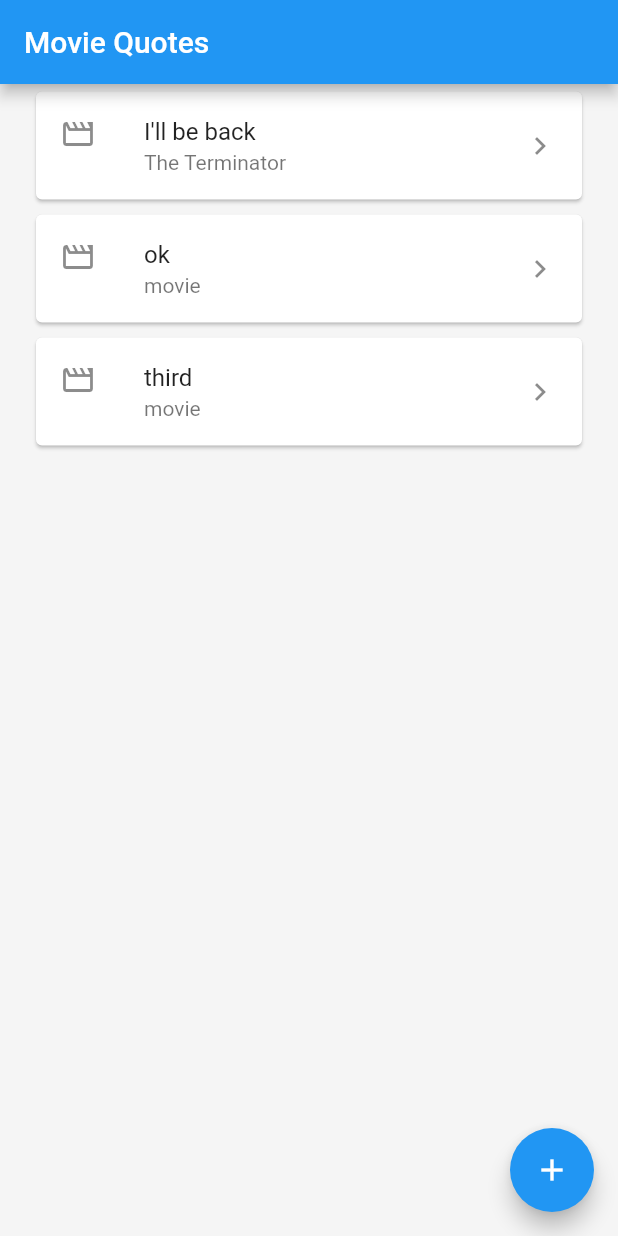
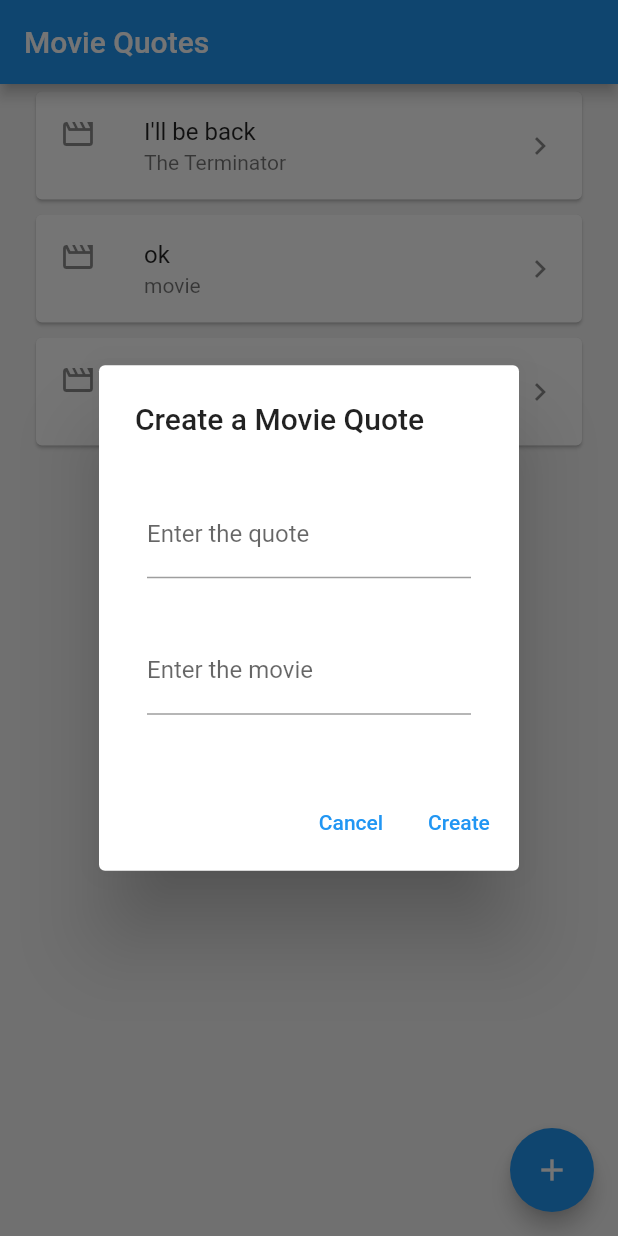
Before and after one commit to rhit-yiny1/movie-quotes, a Flutter app: the screen it shows after launch, after a tap on the "add" icon, on a phone screen of 412 x 824 dp. Run offline on Flutter 3.47's test engine with Material 2 defaults, Android fonts, the phone set to English and light mode, and no system bars.

Commit message:
movie quote page updates

```diff
--- a/movie_quotes/lib/pages/movie_quotes_list_page.dart
+++ b/movie_quotes/lib/pages/movie_quotes_list_page.dart
@@ -11,6 +11,8 @@ class MovieQuoteListPage extends StatefulWidget {
 }
 
 class _MovieQuoteListPage extends State<MovieQuoteListPage> {
+  final movieTextController = TextEditingController();
+  final quoteTextController = TextEditingController();
   final quotes =
       <MovieQuote>[]; // later we will remove this and use the firestore
 
@@ -32,30 +34,103 @@ class _MovieQuoteListPage extends State<MovieQuoteListPage> {
 
   @override
   void dispose() {
-    super.dispose();
+    quoteTextController.dispose();
+    movieTextController.dispose();
   }
 
   @override
   Widget build(BuildContext context) {
+    final List<MovieQuoteRow> movieRows = [];
+    for (MovieQuote mq in quotes) {
+      movieRows.add(MovieQuoteRow(mq: mq));
+    }
+
     return Scaffold(
       appBar: AppBar(
         title: const Text("Movie Quotes"),
       ),
       backgroundColor: Colors.grey[100],
       body: ListView(
-        children: [
-          MovieQuoteRow(mq: quotes[0]),
-          MovieQuoteRow(mq: quotes[1]),
-          MovieQuoteRow(mq: quotes[2]),
-        ],
+        // children: [
+        //   MovieQuoteRow(mq: quotes[0]),
+        //   MovieQuoteRow(mq: quotes[1]),
+        //   MovieQuoteRow(mq: quotes[2]),
+        // ],
+        children: movieRows,
       ),
       floatingActionButton: FloatingActionButton(
         onPressed: () {
-          print("You pressed the fab!");
+          showCreateQuoteDialog(context);
         },
         tooltip: 'Create',
         child: const Icon(Icons.add),
       ),
     );
   }
+
+  Future<void> showCreateQuoteDialog(BuildContext context) {
+    return showDialog<void>(
+      context: context,
+      builder: (BuildContext context) {
+        return AlertDialog(
+          title: const Text('Create a Movie Quote'),
+          content: Column(
+            mainAxisSize: MainAxisSize.min,
+            crossAxisAlignment: CrossAxisAlignment.start,
+            children: <Widget>[
+              Padding(
+                padding:
+                    const EdgeInsets.symmetric(horizontal: 8, vertical: 16),
+                child: TextFormField(
+                  controller: quoteTextController,
+                  decoration: const InputDecoration(
+                    border: UnderlineInputBorder(),
+                    labelText: 'Enter the quote',
+                  ),
+                ),
+              ),
+              Padding(
+                padding:
+                    const EdgeInsets.symmetric(horizontal: 8, vertical: 16),
+                child: TextFormField(
+                  controller: movieTextController,
+                  decoration: const InputDecoration(
+                    border: UnderlineInputBorder(),
+                    labelText: 'Enter the movie',
+                  ),
+                ),
+              ),
+            ],
+          ),
+          actions: <Widget>[
+            TextButton(
+              style: TextButton.styleFrom(
+                textStyle: Theme.of(context).textTheme.labelLarge,
+              ),
+              child: const Text('Cancel'),
+              onPressed: () {
+                Navigator.of(context).pop();
+              },
+            ),
+            TextButton(
+              style: TextButton.styleFrom(
+                textStyle: Theme.of(context).textTheme.labelLarge,
+              ),
+              child: const Text('Create'),
+              onPressed: () {
+                setState(() {
+                  quotes.add(MovieQuote(
+                      quote: quoteTextController.text,
+                      movie: movieTextController.text));
+                  quoteTextController.text = "";
+                  movieTextController.text = "";
+                });
+                Navigator.of(context).pop();
+              },
+            ),
+          ],
+        );
+      },
+    );
+  }
 }
```
